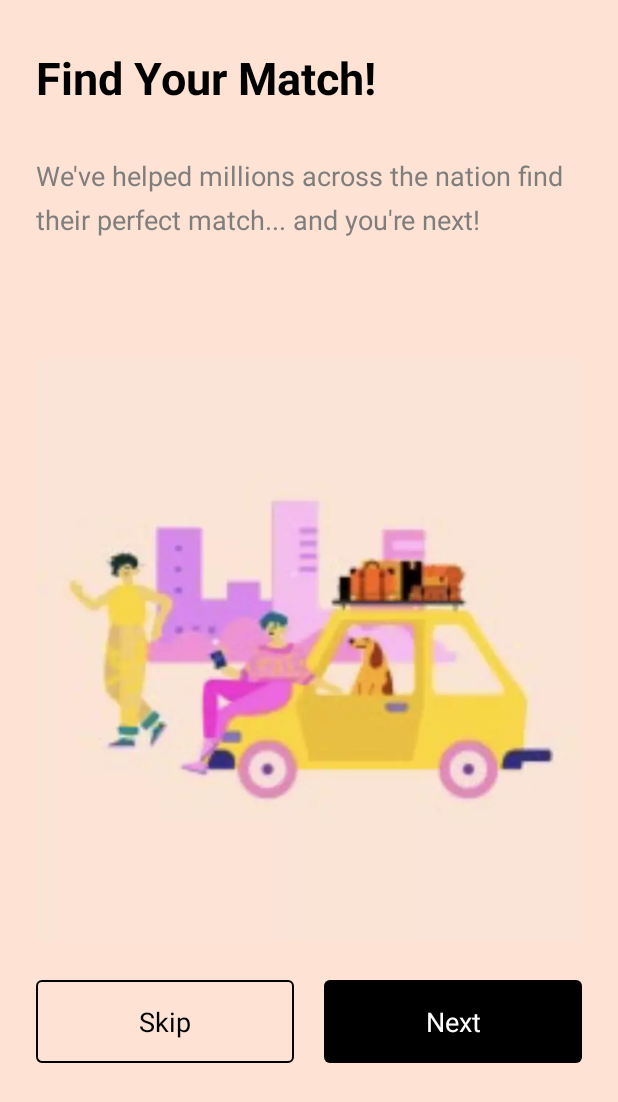
After one commit to michelep2000/Traveling, an Android app: the OnboardingTwoFragment screen opened through its navigation route, on a phone screen of 412 x 824 dp. The commit adds this screen. Shown: the top 1102 px of the screen. Run offline under Robolectric (Android 15) with nearby library versions, the phone set to English and light mode, and no system bars.

Commit message:
onboarding two UI done

```diff
--- a/app/src/main/java/es/travelworld/traveling/OnBoardingFragment.java
+++ b/app/src/main/java/es/travelworld/traveling/onboarding/OnboardingOneFragment.java
@@ -1,4 +1,4 @@
-package es.travelworld.traveling;
+package es.travelworld.traveling.onboarding;
 
 import android.os.Bundle;
 import android.view.LayoutInflater;
@@ -8,17 +8,18 @@ import android.view.ViewGroup;
 import androidx.annotation.NonNull;
 import androidx.annotation.Nullable;
 import androidx.fragment.app.Fragment;
-import androidx.navigation.Navigation;
-import es.travelworld.traveling.databinding.OnboardingFragmentBinding;
 
-public class OnBoardingFragment extends Fragment {
+import es.travelworld.traveling.databinding.OnboardingOneFragmentBinding;
 
-    private OnboardingFragmentBinding binding;
+
+public class OnboardingOneFragment extends Fragment {
+
+    private OnboardingOneFragmentBinding binding;
 
     @Override
     public View onCreateView(@NonNull LayoutInflater inflater, ViewGroup container,
                              Bundle savedInstanceState) {
-       binding = OnboardingFragmentBinding.inflate(inflater, container, false);
+       binding = OnboardingOneFragmentBinding.inflate(inflater, container, false);
        return binding.getRoot();
     }
 
--- /dev/null
+++ b/app/src/main/java/es/travelworld/traveling/onboarding/OnboardingThreeFragment.java
@@ -0,0 +1,30 @@
+package es.travelworld.traveling.onboarding;
+
+import android.os.Bundle;
+
+import androidx.annotation.NonNull;
+import androidx.fragment.app.Fragment;
+
+import android.view.LayoutInflater;
+import android.view.View;
+import android.view.ViewGroup;
+
+import es.travelworld.traveling.databinding.OnboardingThreeFragmentBinding;
+
+public class OnboardingThreeFragment extends Fragment {
+
+
+    private OnboardingThreeFragmentBinding binding;
+
+    public static OnboardingThreeFragment newInstance() {
+        return new OnboardingThreeFragment();
+    }
+
+    @Override
+    public View onCreateView(@NonNull LayoutInflater inflater, ViewGroup container,
+                             Bundle savedInstanceState) {
+
+        binding = OnboardingThreeFragmentBinding.inflate(inflater, container, false);
+        return binding.getRoot();
+    }
+}
--- /dev/null
+++ b/app/src/main/java/es/travelworld/traveling/onboarding/OnboardingTwoFragment.java
@@ -0,0 +1,28 @@
+package es.travelworld.traveling.onboarding;
+
+import android.os.Bundle;
+
+import androidx.annotation.NonNull;
+import androidx.fragment.app.Fragment;
+
+import android.view.LayoutInflater;
+import android.view.View;
+import android.view.ViewGroup;
+
+import es.travelworld.traveling.databinding.OnboardingTwoFragmentBinding;
+
+public class OnboardingTwoFragment extends Fragment {
+
+    private OnboardingTwoFragmentBinding binding;
+
+    public static OnboardingTwoFragment newInstance() {
+        return new OnboardingTwoFragment();
+    }
+
+    @Override
+    public View onCreateView(@NonNull LayoutInflater inflater, ViewGroup container,
+                             Bundle savedInstanceState) {
+        binding = OnboardingTwoFragmentBinding.inflate(inflater, container, false);
+        return binding.getRoot();
+    }
+}
--- a/app/src/main/res/layout/onboarding_fragment.xml
+++ b/app/src/main/res/layout/onboarding_one_fragment.xml
@@ -9,7 +9,7 @@
     android:backgroundTint="#313131"
     android:visibility="visible"
     app:flow_wrapMode="none"
-    tools:context=".OnBoardingFragment">
+    tools:context=".onboarding.OnboardingOneFragment">
 
     <com.google.android.material.textview.MaterialTextView
         android:id="@+id/textViewNext"
--- /dev/null
+++ b/app/src/main/res/layout/onboarding_three_fragment.xml
@@ -0,0 +1,14 @@
+<?xml version="1.0" encoding="utf-8"?>
+<FrameLayout xmlns:android="http://schemas.android.com/apk/res/android"
+    xmlns:tools="http://schemas.android.com/tools"
+    android:layout_width="match_parent"
+    android:layout_height="match_parent"
+    tools:context=".onboarding.OnboardingThreeFragment">
+
+    <!-- TODO: Update blank fragment layout -->
+    <TextView
+        android:layout_width="match_parent"
+        android:layout_height="match_parent"
+        android:text="@string/hello_blank_fragment" />
+
+</FrameLayout>
--- /dev/null
+++ b/app/src/main/res/layout/onboarding_two_fragment.xml
@@ -0,0 +1,103 @@
+<?xml version="1.0" encoding="utf-8"?>
+
+<androidx.constraintlayout.widget.ConstraintLayout xmlns:android="http://schemas.android.com/apk/res/android"
+    xmlns:app="http://schemas.android.com/apk/res-auto"
+    xmlns:tools="http://schemas.android.com/tools"
+    android:layout_width="match_parent"
+    android:layout_height="match_parent"
+    android:background="#fee2d3"
+    tools:context=".onboarding.OnboardingTwoFragment">
+
+    <com.google.android.material.textview.MaterialTextView
+        android:id="@+id/onboardingTwoTitle"
+        android:layout_width="0dp"
+        android:layout_height="wrap_content"
+        android:layout_marginHorizontal="@dimen/margin_horizontal_main"
+        android:text="Find Your Match!"
+        android:textAlignment="gravity"
+        android:textColor="#000000"
+        android:textSize="30sp"
+        android:textStyle="bold"
+        app:layout_constraintBottom_toBottomOf="parent"
+        app:layout_constraintEnd_toEndOf="parent"
+        app:layout_constraintStart_toStartOf="parent"
+        app:layout_constraintTop_toTopOf="parent"
+        app:layout_constraintVertical_bias="0.04000002" />
+
+    <com.google.android.material.textview.MaterialTextView
+        android:id="@+id/onboardingTwoDescription"
+        android:layout_width="0dp"
+        android:layout_height="wrap_content"
+        android:layout_marginHorizontal="@dimen/margin_horizontal_main"
+        android:lineSpacingExtra="8sp"
+        android:text="We've helped millions across the nation find their perfect match... and you're next!"
+        android:textColor="#7E7E7E"
+        android:textSize="18sp"
+        android:visibility="visible"
+        app:layout_constraintBottom_toBottomOf="parent"
+        app:layout_constraintEnd_toEndOf="parent"
+        app:layout_constraintStart_toStartOf="parent"
+        app:layout_constraintTop_toBottomOf="@+id/onboardingTwoTitle"
+        app:layout_constraintVertical_bias="0.047" />
+
+    <com.google.android.material.imageview.ShapeableImageView
+        android:id="@+id/onboardingTwoImg"
+        android:layout_width="match_parent"
+        android:layout_height="0dp"
+        android:layout_marginHorizontal="@dimen/margin_horizontal_main"
+        android:layout_marginBottom="24dp"
+        android:src="@drawable/onboarding_two"
+        app:layout_constraintBottom_toBottomOf="parent"
+        app:layout_constraintEnd_toEndOf="parent"
+        app:layout_constraintHeight_percent="0.5"
+        app:layout_constraintStart_toStartOf="parent"
+        app:layout_constraintTop_toBottomOf="@+id/onboardingTwoDescription"
+        app:layout_constraintVertical_bias="0.3" />
+
+
+    <com.google.android.material.button.MaterialButton
+        android:id="@+id/skipBtn"
+        style="@style/Widget.MaterialComponents.Button.OutlinedButton"
+        android:layout_width="0dp"
+        app:strokeColor="@color/black"
+        android:layout_height="wrap_content"
+        android:layout_marginHorizontal="@dimen/margin_horizontal_home"
+        android:layout_marginTop="8dp"
+        android:layout_marginStart="24dp"
+        android:layout_marginEnd="10dp"
+        android:padding="15dp"
+        android:text="Skip"
+        android:textAllCaps="false"
+        android:textAppearance="@style/Widget.MaterialComponents.TextInputLayout.OutlinedBox"
+        android:textColor="@color/black"
+        android:textSize="18sp"
+        android:textStyle="normal"
+        app:backgroundTint="#fee2d3"
+        app:layout_constraintEnd_toStartOf="@+id/nextBtn"
+        app:layout_constraintStart_toStartOf="parent"
+        app:layout_constraintTop_toBottomOf="@+id/onboardingTwoImg" />
+
+    <com.google.android.material.button.MaterialButton
+        android:id="@+id/nextBtn"
+        style="@style/Widget.MaterialComponents.Button.OutlinedButton"
+        android:layout_width="0dp"
+        android:layout_height="wrap_content"
+        android:layout_marginHorizontal="@dimen/margin_horizontal_home"
+        android:layout_marginTop="8dp"
+        android:layout_marginEnd="24dp"
+        android:layout_marginStart="10dp"
+        android:enabled="false"
+        android:padding="15dp"
+        android:text="@string/next"
+        android:textAllCaps="false"
+        android:textAppearance="@style/Widget.MaterialComponents.TextInputLayout.OutlinedBox"
+        android:textColor="@color/white"
+        android:textSize="18sp"
+        android:textStyle="normal"
+        app:backgroundTint="@null"
+        app:layout_constraintEnd_toEndOf="parent"
+        app:layout_constraintStart_toEndOf="@+id/skipBtn"
+        app:layout_constraintTop_toBottomOf="@+id/onboardingTwoImg" />
+
+
+</androidx.constraintlayout.widget.ConstraintLayout>
--- a/app/src/main/res/navigation/nav_graph.xml
+++ b/app/src/main/res/navigation/nav_graph.xml
@@ -7,9 +7,9 @@
 
     <fragment
         android:id="@+id/onboardingFragment"
-        android:name="es.travelworld.traveling.OnBoardingFragment"
+        android:name="es.travelworld.traveling.onboarding.OnboardingOneFragment"
         android:label="onboarding_fragment"
-        tools:layout="@layout/onboarding_fragment" />
+        tools:layout="@layout/onboarding_one_fragment" />
     <fragment
         android:id="@+id/homeFragment"
         android:name="es.travelworld.traveling.HomeFragment"
@@ -45,4 +45,14 @@
         android:name="es.travelworld.traveling.LilaFragment"
         android:label="fragment_lila"
         tools:layout="@layout/fragment_lila" />
+    <fragment
+        android:id="@+id/onboardingTwoFragment"
+        android:name="es.travelworld.traveling.onboarding.OnboardingTwoFragment"
+        android:label="onboarding_two_fragment"
+        tools:layout="@layout/onboarding_two_fragment" />
+    <fragment
+        android:id="@+id/onboardingThreeFragment"
+        android:name="es.travelworld.traveling.onboarding.OnboardingThreeFragment"
+        android:label="onboarding_three_fragment"
+        tools:layout="@layout/onboarding_three_fragment" />
 </navigation>
```
Also changed, not shown: app/src/main/res/drawable/onboarding_two.webp (added).
